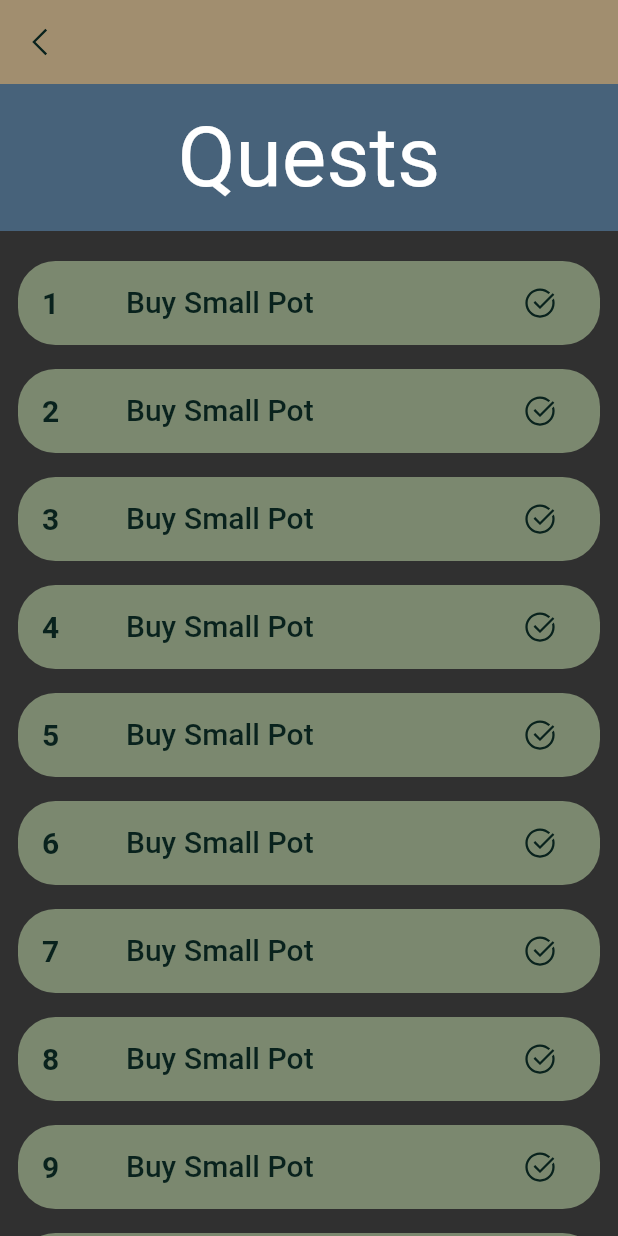
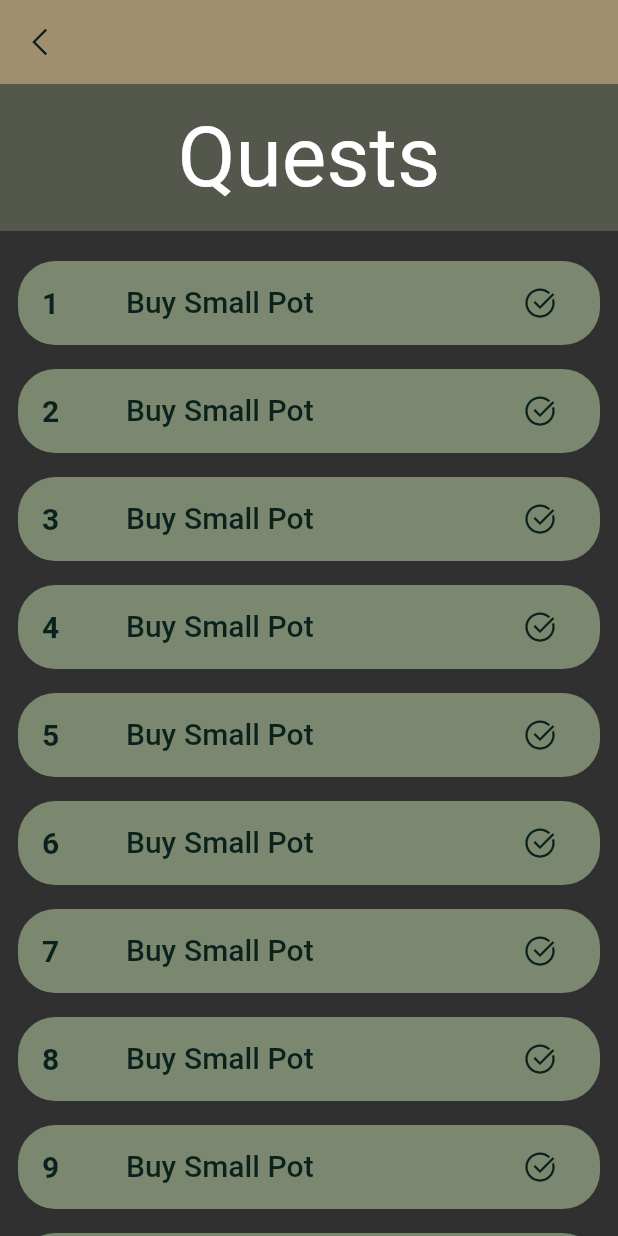
Before and after one commit to 2002Bishwajeet/acorny-tree, a Flutter app: the QuestScreen screen opened by its route, on a phone screen of 412 x 824 dp. Run offline on Flutter 3.47's test engine with Material 2 defaults, Android fonts, the light colour scheme and no system bars; our stand-ins replace google_fonts, introduction_screen, line_icons, lottie.

Commit message:
quick fixes

```diff
--- a/lib/models/plant.dart
+++ b/lib/models/plant.dart
@@ -7,7 +7,7 @@ class Plant {
     required this.image,
     required this.interval,
   });
-  // ignore: sort_constructors_first
+
   factory Plant.fromMap(Map<String, dynamic> map) {
     return Plant(
       id: map['id'],
--- a/lib/screens/quest_screen.dart
+++ b/lib/screens/quest_screen.dart
@@ -22,9 +22,9 @@ class QuestScreen extends StatelessWidget {
         children: [
           Container(
             width: double.infinity,
-            color: Themes.blue,
+            color: Themes.brownish,
             alignment: Alignment.center,
-            padding: const EdgeInsets.all(16),
+            padding: const EdgeInsets.symmetric(vertical: 16),
             child: Text(
               'Quests',
               style: Theme.of(context).textTheme.headline2,
--- a/lib/widgets/quest_tile.dart
+++ b/lib/widgets/quest_tile.dart
@@ -4,12 +4,12 @@ import 'package:line_icons/line_icons.dart';
 import '../themes.dart';
 
 class QuestTile extends StatelessWidget {
-  final int index;
-  // ignore: sort_constructors_first
   const QuestTile({
     Key? key,
     required this.index,
   }) : super(key: key);
+
+  final int index;
 
   @override
   Widget build(BuildContext context) {
```
